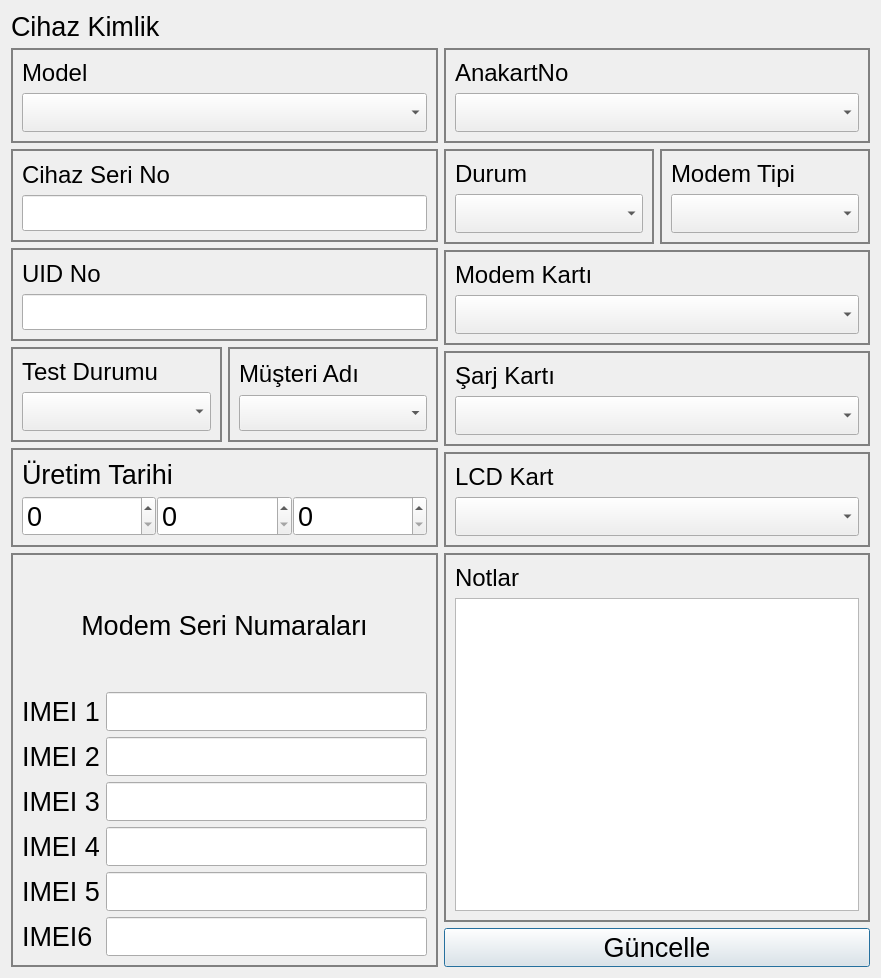
yunusemrecinar/QT5-cihaz-kimlik-teknik-servis, file informationdialog.ui: the form before one commit.
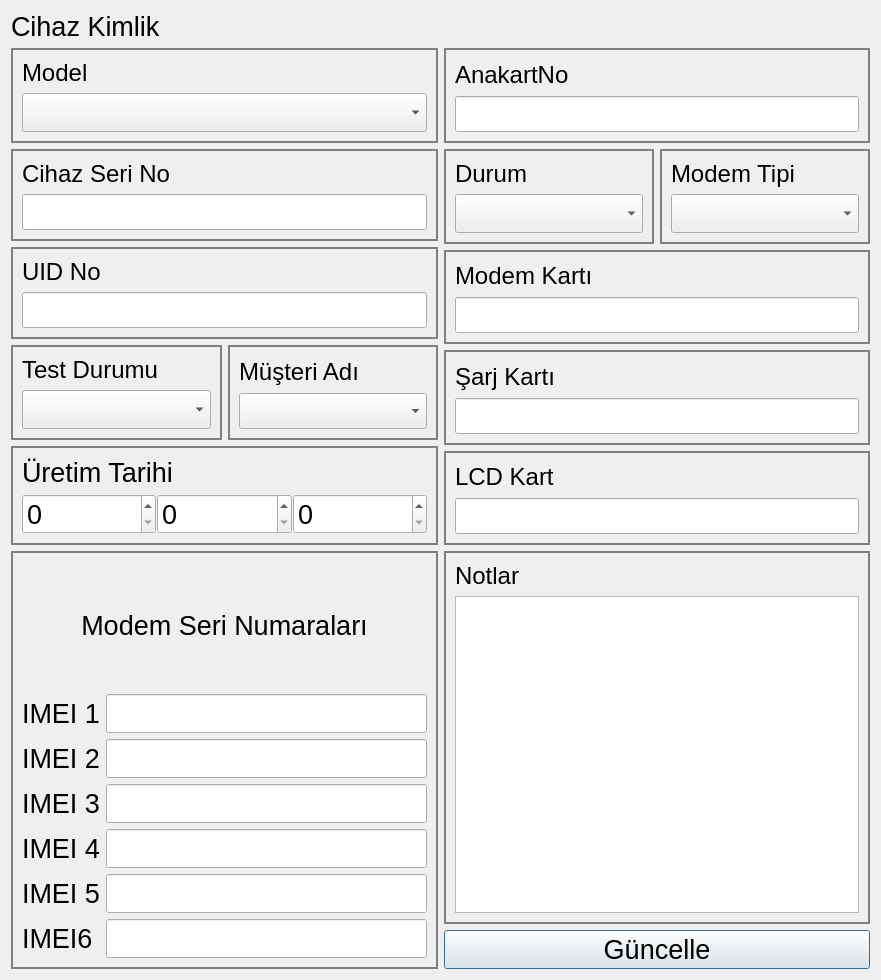
The form after the commit.

```diff
--- a/informationdialog.ui
+++ b/informationdialog.ui
@@ -7,7 +7,7 @@
     <x>0</x>
     <y>0</y>
     <width>881</width>
-    <height>978</height>
+    <height>980</height>
    </rect>
   </property>
   <property name="font">
@@ -352,16 +352,10 @@
              </widget>
             </item>
             <item>
-             <widget class="QComboBox" name="anakart_1">
-              <property name="sizePolicy">
-               <sizepolicy hsizetype="Expanding" vsizetype="Fixed">
-                <horstretch>0</horstretch>
-                <verstretch>0</verstretch>
-               </sizepolicy>
-              </property>
+             <widget class="QLineEdit" name="anakart_1">
               <property name="font">
                <font>
-                <pointsize>20</pointsize>
+                <pointsize>18</pointsize>
                </font>
               </property>
              </widget>
@@ -487,22 +481,10 @@
              </widget>
             </item>
             <item>
-             <widget class="QComboBox" name="modem_karti_1">
-              <property name="sizePolicy">
-               <sizepolicy hsizetype="Expanding" vsizetype="Fixed">
-                <horstretch>0</horstretch>
-                <verstretch>0</verstretch>
-               </sizepolicy>
-              </property>
-              <property name="minimumSize">
-               <size>
-                <width>350</width>
-                <height>0</height>
-               </size>
-              </property>
+             <widget class="QLineEdit" name="modem_karti_1">
               <property name="font">
                <font>
-                <pointsize>20</pointsize>
+                <pointsize>18</pointsize>
                </font>
               </property>
              </widget>
@@ -531,16 +513,10 @@
              </widget>
             </item>
             <item>
-             <widget class="QComboBox" name="sarj_karti_1">
-              <property name="sizePolicy">
-               <sizepolicy hsizetype="Expanding" vsizetype="Fixed">
-                <horstretch>0</horstretch>
-                <verstretch>0</verstretch>
-               </sizepolicy>
-              </property>
+             <widget class="QLineEdit" name="sarj_karti_1">
               <property name="font">
                <font>
-                <pointsize>20</pointsize>
+                <pointsize>18</pointsize>
                </font>
               </property>
              </widget>
@@ -569,16 +545,10 @@
              </widget>
             </item>
             <item>
-             <widget class="QComboBox" name="lcd_karti_1">
-              <property name="sizePolicy">
-               <sizepolicy hsizetype="Expanding" vsizetype="Fixed">
-                <horstretch>0</horstretch>
-                <verstretch>0</verstretch>
-               </sizepolicy>
-              </property>
+             <widget class="QLineEdit" name="lcd_karti_1">
               <property name="font">
                <font>
-                <pointsize>20</pointsize>
+                <pointsize>18</pointsize>
                </font>
               </property>
              </widget>
```
